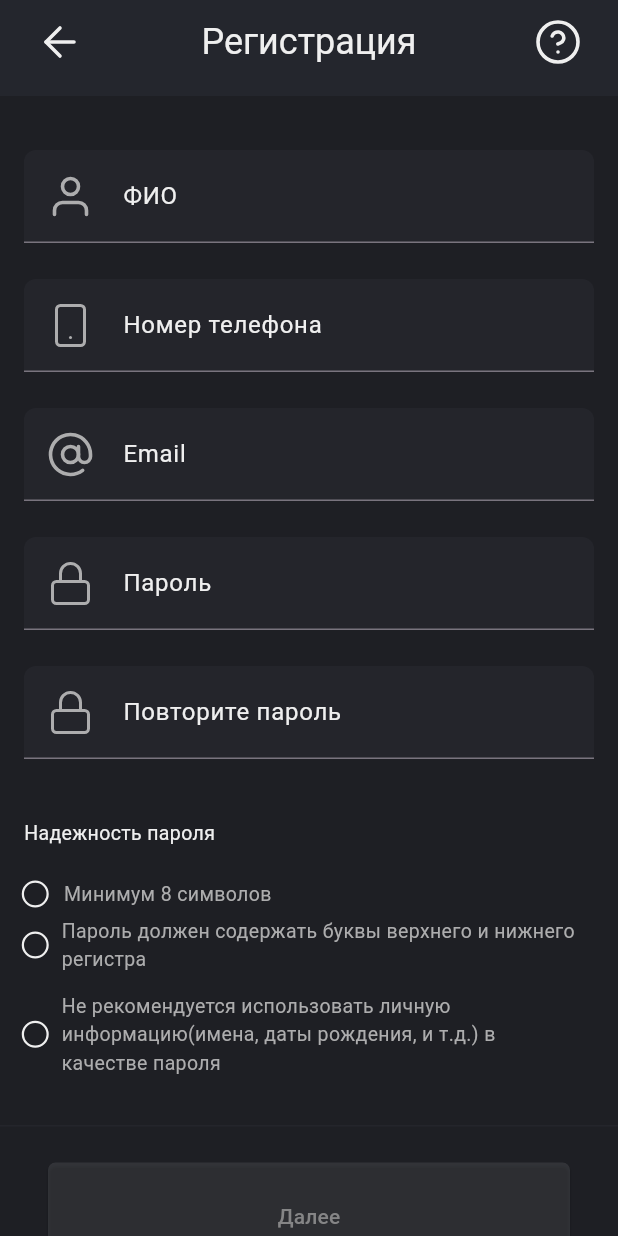
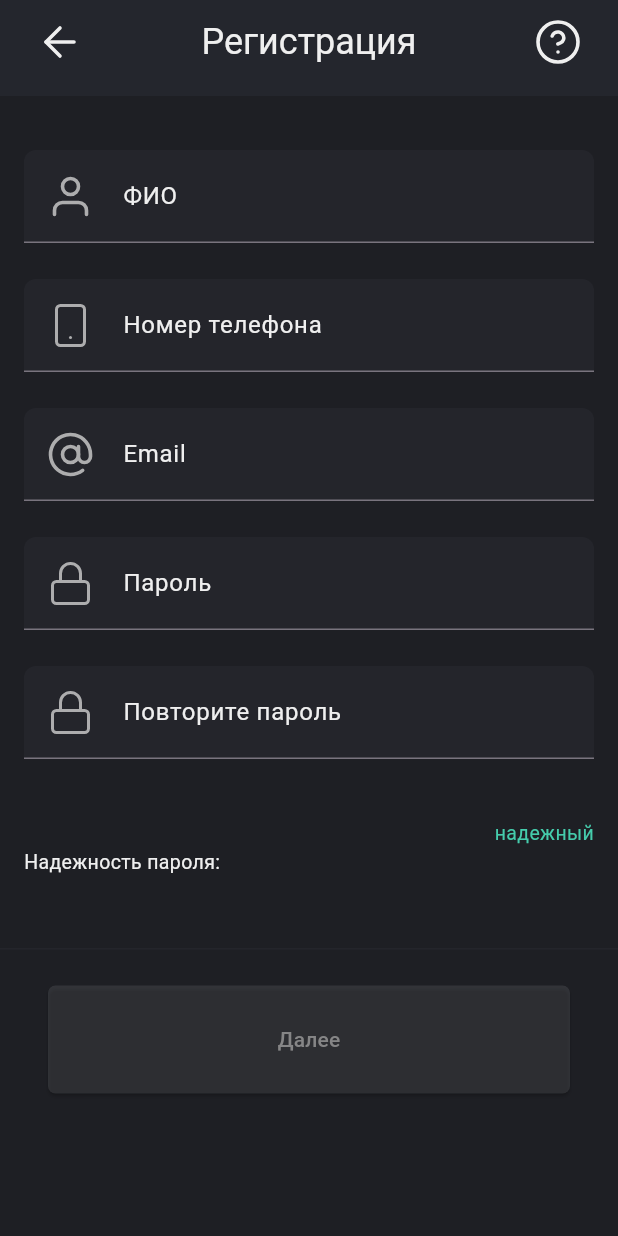
Before and after one commit to PLUXVR/rtk, a Flutter app: the RegistrationScreen screen opened directly, on a phone screen of 412 x 824 dp. Run offline on Flutter 3.47's test engine with Material 3 defaults, Android fonts, the phone set to English and light mode, and no system bars; our stand-ins replace flutter_svg.

Commit message:
validation bloc, default checkBox done

```diff
--- a/lib/main.dart
+++ b/lib/main.dart
@@ -1,4 +1,5 @@
 import 'package:flutter/material.dart';
+import 'package:flutter_rtk/src/app/modules/registration_screen/components/registration_app_bar.dart/validation_block.dart';
 import 'package:flutter_rtk/src/app/modules/registration_screen/registration_screen.dart';
 import 'package:flutter_rtk/src/app/widgets/check_box/check_box.dart';
 
@@ -12,8 +13,6 @@ class MyApp extends StatelessWidget {
   @override
   Widget build(BuildContext context) => const MaterialApp(
         title: 'Flutter RTK',
-        home: DefaultCheckBox(
-          isChecked: true,
-        ),
+        home: RegistrationScreen(),
       );
 }
--- a/lib/src/app/colors/colors.dart
+++ b/lib/src/app/colors/colors.dart
@@ -1,10 +1,11 @@
 import 'package:flutter/material.dart';
 
-Color textColor = Color(0xFFEFEFEF);
-Color appBarBackground = Color(0xFF24262D);
-Color bodyBackgroundColor = Color.fromRGBO(30, 31, 36, 1);
-Color inputBackgroundColor = Color.fromARGB(255, 36, 37, 43);
-Color doneTextColor = Color.fromRGBO(69, 204, 172, 1);
-Color buttonNextColorText = Color.fromRGBO(133, 133, 134, 1);
-Color buttonNextColor = Color.fromRGBO(165, 168, 173, 0.16);
-Color checkBoxTextColor = Color(0xFFADADAE);
+Color textColor = const Color(0xFFEFEFEF);
+Color appBarBackground = const Color(0xFF24262D);
+Color bodyBackgroundColor = const Color.fromRGBO(30, 31, 36, 1);
+Color inputBackgroundColor = const Color.fromARGB(255, 36, 37, 43);
+Color doneTextColor = const Color.fromRGBO(69, 204, 172, 1);
+Color wrongTextColor = const Color(0xFFEBB9B8);
+Color buttonNextColorText = const Color.fromRGBO(133, 133, 134, 1);
+Color buttonNextColor = const Color.fromRGBO(165, 168, 173, 0.16);
+Color checkBoxTextColor = const Color(0xFFADADAE);
--- /dev/null
+++ b/lib/src/app/modules/registration_screen/components/registration_app_bar.dart/validation_block.dart
@@ -0,0 +1,50 @@
+import 'package:flutter/material.dart';
+import 'package:flutter/widgets.dart';
+import 'package:flutter_rtk/src/app/colors/colors.dart';
+
+class ValidationBlock extends StatelessWidget {
+  final bool isAllValid;
+
+  const ValidationBlock({
+    super.key,
+    this.isAllValid = true,
+  });
+
+  @override
+  Widget build(BuildContext context) {
+    return Padding(
+      padding: const EdgeInsets.symmetric(horizontal: 16.0),
+      child: Column(
+        mainAxisAlignment: MainAxisAlignment.start,
+        children: <Widget>[
+          Align(
+            alignment: Alignment.topRight,
+            child: Container(
+              child: isAllValid
+                  ? Text(
+                      'надежный',
+                      style: TextStyle(
+                        fontSize: 13,
+                        color: doneTextColor,
+                      ),
+                    )
+                  : null,
+            ),
+          ),
+          const Row(
+            children: [
+              SizedBox(height: 16.0),
+              Text('Надежность пароля:',
+                  style: TextStyle(
+                    fontSize: 13,
+                    color: Color.fromRGBO(239, 239, 239, 1),
+                  )),
+            ],
+          ),
+          const SizedBox(height: 16.0),
+          //TODO Вставить чекбоксы и сделать отдельный виджет для отображения
+        ],
+      ),
+    );
+  }
+}
--- a/lib/src/app/modules/registration_screen/registration_screen.dart
+++ b/lib/src/app/modules/registration_screen/registration_screen.dart
@@ -4,6 +4,7 @@ import 'package:flutter/widgets.dart';
 import 'package:flutter_rtk/src/app/colors/colors.dart';
 import 'package:flutter_rtk/src/app/modules/registration_screen/components/registration_app_bar.dart/registration_app_bar.dart';
 import 'package:flutter_rtk/src/app/modules/registration_screen/components/registration_app_bar.dart/registration_body.dart';
+import 'package:flutter_rtk/src/app/modules/registration_screen/components/registration_app_bar.dart/validation_block.dart';
 import 'package:flutter_rtk/src/app/widgets/input_field.dart/input_field.dart';
 import 'package:flutter_svg/svg.dart';
 
@@ -144,11 +145,6 @@ class _RegistrationScreenState extends State<RegistrationScreen> {
               ),
               suffixIcon: Padding(
                 padding: const EdgeInsets.all(16.0),
-                // Icon(
-                //   _obscureConfirmText
-                //       ? Icons.visibility_off
-                //       : Icons.visibility,
-                // ),
                 child: _passMatch
                     ? null
                     : SvgPicture.asset(
@@ -187,174 +183,174 @@ class _RegistrationScreenState extends State<RegistrationScreen> {
               },
             ),
           ),
-
+          ValidationBlock(),
           //TODO Сделать отдельный компонент
-          Padding(
-            padding: const EdgeInsets.only(left: 16.0),
-            child: Column(
-              mainAxisAlignment: MainAxisAlignment.start,
-              children: <Widget>[
-                const Row(
-                  children: [
-                    Text('Надежность пароля',
-                        style: TextStyle(
-                          fontSize: 13,
-                          color: Color.fromRGBO(239, 239, 239, 1),
-                        )),
-                  ],
-                ),
-                const SizedBox(height: 16.0),
-                Row(
-                  children: [
-                    Padding(
-                      padding: const EdgeInsets.only(right: 8.0),
-                      child: SizedBox(
-                        height: 30,
-                        width: 15,
-                        child: Checkbox(
-                          checkColor: doneTextColor,
-                          activeColor: bodyBackgroundColor,
-                          side: MaterialStateBorderSide.resolveWith(
-                            (Set<MaterialState> states) {
-                              if (states.contains(MaterialState.selected)) {
-                                return const BorderSide(
-                                    color: Color.fromRGBO(239, 239, 239, 1),
-                                    width: 1.5);
-                              }
-                              return const BorderSide(
-                                  color: Color.fromRGBO(239, 239, 239, 1),
-                                  width: 1.5);
-                            },
-                          ),
-                          shape: const CircleBorder(),
-                          value: _minSymbols,
-                          onChanged: (value) {
-                            setState(() {
-                              _minSymbols = value!;
-                              if (value) {
-                                _minSymbolsCheckBoxTextColor = doneTextColor;
-                              } else {
-                                _minSymbolsCheckBoxTextColor = textColor;
-                              }
-                            });
-                          },
-                        ),
-                      ),
-                    ),
-                    Text(
-                      ' Минимум 8 символов',
-                      style: TextStyle(
-                        fontSize: 13,
-                        color: _minSymbolsCheckBoxTextColor,
-                      ),
-                    ),
-                    const SizedBox(height: 12),
-                  ],
-                ),
-                Row(
-                  children: [
-                    Padding(
-                      padding: const EdgeInsets.only(right: 10),
-                      child: SizedBox(
-                        height: 20,
-                        width: 15,
-                        child: Checkbox(
-                          checkColor: doneTextColor,
-                          activeColor: bodyBackgroundColor,
-                          side: MaterialStateBorderSide.resolveWith(
-                            (Set<MaterialState> states) {
-                              if (states.contains(MaterialState.selected)) {
-                                return const BorderSide(
-                                    color: Color.fromRGBO(239, 239, 239, 1),
-                                    width: 1.5);
-                              }
-                              return const BorderSide(
-                                  color: Color.fromRGBO(239, 239, 239, 1),
-                                  width: 1.5);
-                            },
-                          ),
-                          shape: const CircleBorder(),
-                          value: _lowerAndUpperCase,
-                          onChanged: (value) {
-                            setState(() {
-                              _lowerAndUpperCase = value!;
-                              if (value) {
-                                _lowerAndUpperCaseCheckBoxTextColor =
-                                    doneTextColor;
-                              } else {
-                                _lowerAndUpperCaseCheckBoxTextColor = textColor;
-                              }
-                            });
-                          },
-                        ),
-                      ),
-                    ),
-                    Container(
-                      constraints: const BoxConstraints(maxWidth: 350),
-                      child: Text(
-                        'Пароль должен содержать буквы верхнего и нижнего регистра',
-                        style: TextStyle(
-                          fontSize: 13,
-                          color: _lowerAndUpperCaseCheckBoxTextColor,
-                        ),
-                      ),
-                    ),
-                  ],
-                ),
-                const SizedBox(height: 12),
-                Row(
-                  children: [
-                    Padding(
-                      padding: const EdgeInsets.only(right: 10),
-                      child: SizedBox(
-                        height: 20,
-                        width: 15,
-                        child: Checkbox(
-                          checkColor: doneTextColor,
-                          activeColor: bodyBackgroundColor,
-                          side: MaterialStateBorderSide.resolveWith(
-                            (Set<MaterialState> states) {
-                              if (states.contains(MaterialState.selected)) {
-                                return const BorderSide(
-                                    color: Color.fromRGBO(239, 239, 239, 1),
-                                    width: 1.5);
-                              }
-                              return const BorderSide(
-                                  color: Color.fromRGBO(239, 239, 239, 1),
-                                  width: 1.5);
-                            },
-                          ),
-                          shape: const CircleBorder(),
-                          value: _personalInfoInPass,
-                          onChanged: (value) {
-                            setState(() {
-                              _personalInfoInPass = value!;
-                              if (value) {
-                                _personalInfoTextColor = doneTextColor;
-                              } else {
-                                _personalInfoTextColor = textColor;
-                              }
-                            });
-                          },
-                        ),
-                      ),
-                    ),
-                    Container(
-                      constraints: BoxConstraints(maxWidth: 350),
-                      child: Text(
-                        'Не рекомендуется использовать личную информацию(имена, даты рождения, и т.д.) в качестве пароля',
-                        overflow: TextOverflow.fade,
-                        style: TextStyle(
-                          fontSize: 13,
-                          color: _personalInfoTextColor,
-                        ),
-                      ),
-                    ),
-                  ],
-                ),
-              ],
-            ),
-          ),
+          // Padding(
+          //   padding: const EdgeInsets.only(left: 16.0),
+          //   child: Column(
+          //     mainAxisAlignment: MainAxisAlignment.start,
+          //     children: <Widget>[
+          //       const Row(
+          //         children: [
+          //           Text('Надежность пароля',
+          //               style: TextStyle(
+          //                 fontSize: 13,
+          //                 color: Color.fromRGBO(239, 239, 239, 1),
+          //               )),
+          //         ],
+          //       ),
+          //       const SizedBox(height: 16.0),
+          //       Row(
+          //         children: [
+          //           Padding(
+          //             padding: const EdgeInsets.only(right: 8.0),
+          //             child: SizedBox(
+          //               height: 30,
+          //               width: 15,
+          //               child: Checkbox(
+          //                 checkColor: doneTextColor,
+          //                 activeColor: bodyBackgroundColor,
+          //                 side: MaterialStateBorderSide.resolveWith(
+          //                   (Set<MaterialState> states) {
+          //                     if (states.contains(MaterialState.selected)) {
+          //                       return const BorderSide(
+          //                           color: Color.fromRGBO(239, 239, 239, 1),
+          //                           width: 1.5);
+          //                     }
+          //                     return const BorderSide(
+          //                         color: Color.fromRGBO(239, 239, 239, 1),
+          //                         width: 1.5);
+          //                   },
+          //                 ),
+          //                 shape: const CircleBorder(),
+          //                 value: _minSymbols,
+          //                 onChanged: (value) {
+          //                   setState(() {
+          //                     _minSymbols = value!;
+          //                     if (value) {
+          //                       _minSymbolsCheckBoxTextColor = doneTextColor;
+          //                     } else {
+          //                       _minSymbolsCheckBoxTextColor = textColor;
+          //                     }
+          //                   });
+          //                 },
+          //               ),
+          //             ),
+          //           ),
+          //           Text(
+          //             ' Минимум 8 символов',
+          //             style: TextStyle(
+          //               fontSize: 13,
+          //               color: _minSymbolsCheckBoxTextColor,
+          //             ),
+          //           ),
+          //           const SizedBox(height: 12),
+          //         ],
+          //       ),
+          //       Row(
+          //         children: [
+          //           Padding(
+          //             padding: const EdgeInsets.only(right: 10),
+          //             child: SizedBox(
+          //               height: 20,
+          //               width: 15,
+          //               child: Checkbox(
+          //                 checkColor: doneTextColor,
+          //                 activeColor: bodyBackgroundColor,
+          //                 side: MaterialStateBorderSide.resolveWith(
+          //                   (Set<MaterialState> states) {
+          //                     if (states.contains(MaterialState.selected)) {
+          //                       return const BorderSide(
+          //                           color: Color.fromRGBO(239, 239, 239, 1),
+          //                           width: 1.5);
+          //                     }
+          //                     return const BorderSide(
+          //                         color: Color.fromRGBO(239, 239, 239, 1),
+          //                         width: 1.5);
+          //                   },
+          //                 ),
+          //                 shape: const CircleBorder(),
+          //                 value: _lowerAndUpperCase,
+          //                 onChanged: (value) {
+          //                   setState(() {
+          //                     _lowerAndUpperCase = value!;
+          //                     if (value) {
+          //                       _lowerAndUpperCaseCheckBoxTextColor =
+          //                           doneTextColor;
+          //                     } else {
+          //                       _lowerAndUpperCaseCheckBoxTextColor = textColor;
+          //                     }
+          //                   });
+          //                 },
+          //               ),
+          //             ),
+          //           ),
+          //           Container(
+          //             constraints: const BoxConstraints(maxWidth: 350),
+          //             child: Text(
+          //               'Пароль должен содержать буквы верхнего и нижнего регистра',
+          //               style: TextStyle(
+          //                 fontSize: 13,
+          //                 color: _lowerAndUpperCaseCheckBoxTextColor,
+          //               ),
+          //             ),
+          //           ),
+          //         ],
+          //       ),
+          //       const SizedBox(height: 12),
+          //       Row(
+          //         children: [
+          //           Padding(
+          //             padding: const EdgeInsets.only(right: 10),
+          //             child: SizedBox(
+          //               height: 20,
+          //               width: 15,
+          //               child: Checkbox(
+          //                 checkColor: doneTextColor,
+          //                 activeColor: bodyBackgroundColor,
+          //                 side: MaterialStateBorderSide.resolveWith(
+          //                   (Set<MaterialState> states) {
+          //                     if (states.contains(MaterialState.selected)) {
+          //                       return const BorderSide(
+          //                           color: Color.fromRGBO(239, 239, 239, 1),
+          //                           width: 1.5);
+          //                     }
+          //                     return const BorderSide(
+          //                         color: Color.fromRGBO(239, 239, 239, 1),
+          //                         width: 1.5);
+          //                   },
+          //                 ),
+          //                 shape: const CircleBorder(),
+          //                 value: _personalInfoInPass,
+          //                 onChanged: (value) {
+          //                   setState(() {
+          //                     _personalInfoInPass = value!;
+          //                     if (value) {
+          //                       _personalInfoTextColor = doneTextColor;
+          //                     } else {
+          //                       _personalInfoTextColor = textColor;
+          //                     }
+          //                   });
+          //                 },
+          //               ),
+          //             ),
+          //           ),
+          //           Container(
+          //             constraints: BoxConstraints(maxWidth: 350),
+          //             child: Text(
+          //               'Не рекомендуется использовать личную информацию(имена, даты рождения, и т.д.) в качестве пароля',
+          //               overflow: TextOverflow.fade,
+          //               style: TextStyle(
+          //                 fontSize: 13,
+          //                 color: _personalInfoTextColor,
+          //               ),
+          //             ),
+          //           ),
+          //         ],
+          //       ),
+          //     ],
+          //   ),
+          // ),
           const SizedBox(height: 32.0),
           Container(
             width: double.infinity,
--- a/lib/src/app/widgets/input_field.dart/input_field.dart
+++ b/lib/src/app/widgets/input_field.dart/input_field.dart
@@ -13,7 +13,6 @@ class InputField extends StatelessWidget {
   final TextInputType? keyboardType;
   final String? Function(String?) validator;
 
-  //TODO Доделать конструктор
   const InputField({
     super.key,
     this.controller,
@@ -60,7 +59,6 @@ class InputField extends StatelessWidget {
               fontSize: 16,
             ),
             labelText: labelText ?? '???',
-            // hintText: hintText ?? '??',
             suffixIcon: suffixIcon),
         validator: validator,
       ),
```
Also changed, not shown: lib/src/app/widgets/check_box/check_box.dart (+46 -33 lines).
